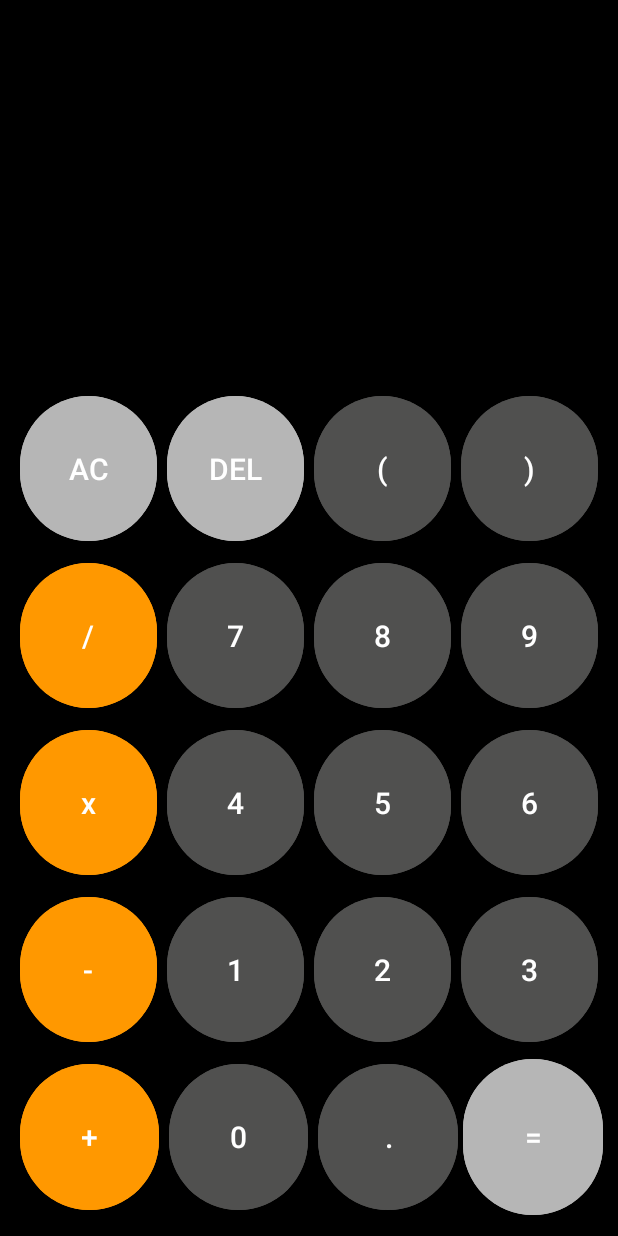
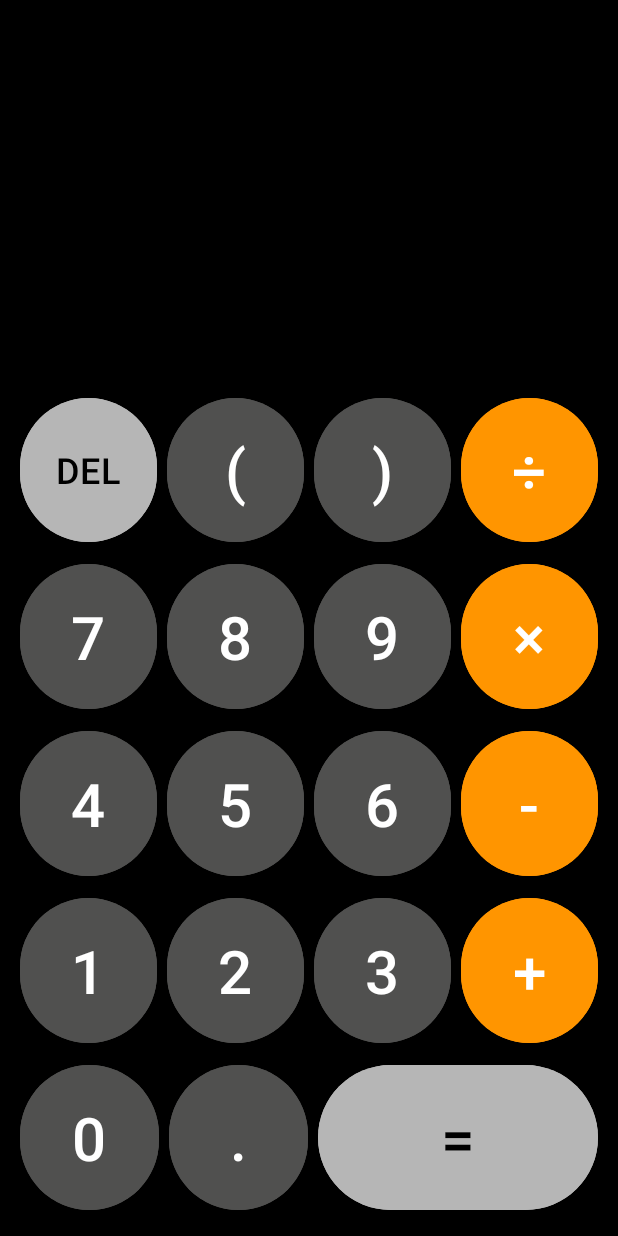
Before and after one commit to AdityaAparadh/MaterialCalc, an Android app: the screen it shows after launch (MainActivity), on a phone screen of 412 x 824 dp. Run offline under Robolectric (Android 15) with nearby library versions, the phone set to English and light mode, and no system bars.

```diff
--- a/app/build.gradle
+++ b/app/build.gradle
@@ -45,4 +45,5 @@ dependencies {
     testImplementation 'junit:junit:4.13.2'
     androidTestImplementation 'androidx.test.ext:junit:1.1.5'
     androidTestImplementation 'androidx.test.espresso:espresso-core:3.5.1'
+    implementation 'net.objecthunter:exp4j:0.4.8'
 }
--- a/app/src/main/res/layout/activity_main.xml
+++ b/app/src/main/res/layout/activity_main.xml
@@ -16,44 +16,36 @@
         <TextView
             android:id="@+id/tvExpression"
             android:layout_width="match_parent"
-            android:layout_height="102dp"
-            android:layout_weight="1"
+            android:layout_height="0dp"
+            android:layout_weight="0.9"
             android:maxLines="1"
             android:textColor="@color/text"
             android:background="@color/expression"
+            app:autoSizeTextType="uniform"
             android:text=""
-            android:textAlignment="viewEnd"
-            android:textSize="60dp" />
+            android:textSize="0sp"
+            android:textAlignment="viewEnd" />
 
 
         <TextView
             android:id="@+id/tvResult"
             android:layout_width="match_parent"
-            android:layout_height="wrap_content"
+            android:layout_height="0dp"
             android:layout_marginBottom="15dp"
-            android:layout_weight="1"
+            android:layout_weight="1.2"
             android:textColor="@color/text"
             android:background="@color/expression"
+            app:autoSizeTextType="uniform"
             android:maxLines="1"
             android:text=""
             android:textAlignment="viewEnd"
-            android:textSize="80dp" />
+            android:textSize="0sp" />
 
         <LinearLayout
             android:layout_width="match_parent"
-            android:layout_height="100dp"
+            android:layout_height="0dp"
             android:layout_weight="1"
             android:orientation="horizontal">
-
-            <Button
-                android:id="@+id/btnAC"
-                android:layout_width="wrap_content"
-                android:layout_height="match_parent"
-                android:layout_margin="3dp"
-                android:backgroundTint="@color/buttonFunc"
-                android:layout_weight="1"
-                android:text="AC"
-                android:textSize="20dp" />
 
             <Button
                 android:id="@+id/btnDEL"
@@ -62,8 +54,12 @@
                 android:layout_margin="3dp"
                 android:layout_weight="1"
                 android:backgroundTint="@color/buttonFunc"
+                android:textColor="@color/black"
                 android:text="DEL"
-                android:textSize="20dp" />
+                android:maxLines="1"
+                android:textSize="0sp"
+                app:autoSizeMaxTextSize="40sp"
+                app:autoSizeTextType="uniform"/>
 
             <Button
                 android:id="@+id/btnLeftBracket"
@@ -73,7 +69,9 @@
                 android:backgroundTint="@color/buttonNum"
                 android:layout_weight="1"
                 android:text="("
-                android:textSize="20dp" />
+                android:textSize="0sp"
+                app:autoSizeMaxTextSize="40sp"
+                app:autoSizeTextType="uniform"/>
 
             <Button
                 android:id="@+id/btnRightBracket"
@@ -83,15 +81,10 @@
                 android:backgroundTint="@color/buttonNum"
                 android:layout_weight="1"
                 android:text=")"
-                android:textSize="20dp" />
-        </LinearLayout>
+                android:textSize="0sp"
+                app:autoSizeMaxTextSize="40sp"
+                app:autoSizeTextType="uniform"/>
 
-        <LinearLayout
-            android:layout_width="match_parent"
-            android:layout_height="100dp"
-            android:layout_weight="1"
-            android:backgroundTint="#FFFFFF"
-            android:orientation="horizontal">
             <Button
                 android:id="@+id/btnDivide"
                 android:layout_width="wrap_content"
@@ -99,8 +92,18 @@
                 android:layout_margin="3dp"
                 android:backgroundTint="@color/buttonOp"
                 android:layout_weight="1"
-                android:text="/"
-                android:textSize="20dp" />
+                android:text="÷"
+                android:textSize="0sp"
+                app:autoSizeMaxTextSize="40sp"
+                app:autoSizeTextType="uniform"/>
+        </LinearLayout>
+
+        <LinearLayout
+            android:layout_width="match_parent"
+            android:layout_height="0dp"
+            android:layout_weight="1"
+            android:orientation="horizontal">
+
 
             <Button
                 android:id="@+id/btn7"
@@ -110,7 +113,9 @@
                 android:backgroundTint="@color/buttonNum"
                 android:layout_weight="1"
                 android:text="7"
-                android:textSize="20dp" />
+                android:textSize="0sp"
+                app:autoSizeMaxTextSize="40sp"
+                app:autoSizeTextType="uniform"/>
 
             <Button
                 android:id="@+id/btn8"
@@ -120,25 +125,21 @@
                 android:backgroundTint="@color/buttonNum"
                 android:layout_weight="1"
                 android:text="8"
-                android:textSize="20dp" />
+                android:textSize="0sp"
+                app:autoSizeMaxTextSize="40sp"
+                app:autoSizeTextType="uniform"/>
 
             <Button
                 android:id="@+id/btn9"
                 android:layout_width="wrap_content"
                 android:layout_height="match_parent"
                 android:layout_margin="3dp"
+                android:layout_weight="1"
                 android:backgroundTint="@color/buttonNum"
-                android:layout_weight="1"
                 android:text="9"
-                android:textSize="20dp" />
-        </LinearLayout>
-
-        <LinearLayout
-            android:layout_width="match_parent"
-            android:layout_height="100dp"
-            android:layout_weight="1"
-            android:orientation="horizontal">
-
+                android:textSize="0sp"
+                app:autoSizeMaxTextSize="40sp"
+                app:autoSizeTextType="uniform"/>
             <Button
                 android:id="@+id/btnMultiply"
                 android:layout_width="wrap_content"
@@ -146,8 +147,19 @@
                 android:layout_margin="3dp"
                 android:backgroundTint="@color/buttonOp"
                 android:layout_weight="1"
-                android:text="x"
-                android:textSize="20dp" />
+                android:text="×"
+                android:textSize="0sp"
+                app:autoSizeMaxTextSize="40sp"
+                app:autoSizeTextType="uniform"/>
+
+        </LinearLayout>
+
+        <LinearLayout
+            android:layout_width="match_parent"
+            android:layout_height="0dp"
+            android:layout_weight="1"
+            android:orientation="horizontal">
+
 
             <Button
                 android:id="@+id/btn4"
@@ -157,7 +169,9 @@
                 android:backgroundTint="@color/buttonNum"
                 android:layout_weight="1"
                 android:text="4"
-                android:textSize="20dp" />
+                android:textSize="0sp"
+                app:autoSizeMaxTextSize="40sp"
+                app:autoSizeTextType="uniform"/>
 
             <Button
                 android:id="@+id/btn5"
@@ -167,7 +181,9 @@
                 android:backgroundTint="@color/buttonNum"
                 android:layout_weight="1"
                 android:text="5"
-                android:textSize="20dp" />
+                android:textSize="0sp"
+                app:autoSizeMaxTextSize="40sp"
+                app:autoSizeTextType="uniform"/>
 
             <Button
                 android:id="@+id/btn6"
@@ -177,14 +193,9 @@
                 android:backgroundTint="@color/buttonNum"
                 android:layout_weight="1"
                 android:text="6"
-                android:textSize="20dp" />
-        </LinearLayout>
-
-        <LinearLayout
-            android:layout_width="match_parent"
-            android:layout_height="100dp"
-            android:layout_weight="1"
-            android:orientation="horizontal">
+                android:textSize="0sp"
+                app:autoSizeMaxTextSize="40sp"
+                app:autoSizeTextType="uniform"/>
 
             <Button
                 android:id="@+id/btnSubtract"
@@ -194,83 +205,111 @@
                 android:layout_margin="3dp"
                 android:layout_weight="1"
                 android:text="-"
-                android:textSize="20dp" />
+                android:textSize="0sp"
+                app:autoSizeMaxTextSize="40sp"
+                app:autoSizeTextType="uniform"/>
+        </LinearLayout>
+
+        <LinearLayout
+            android:layout_width="match_parent"
+            android:layout_height="0dp"
+            android:layout_weight="1"
+            android:orientation="horizontal">
 
             <Button
                 android:id="@+id/btn1"
-                android:layout_width="wrap_content"
+                android:layout_width="0dp"
                 android:layout_height="match_parent"
                 android:backgroundTint="@color/buttonNum"
                 android:layout_margin="3dp"
                 android:layout_weight="1"
                 android:text="1"
-                android:textSize="20dp" />
+                android:textSize="0sp"
+                app:autoSizeMaxTextSize="40sp"
+                app:autoSizeTextType="uniform"/>
 
             <Button
                 android:id="@+id/btn2"
-                android:layout_width="wrap_content"
+                android:layout_width="0dp"
+
                 android:layout_height="match_parent"
                 android:layout_margin="3dp"
                 android:backgroundTint="@color/buttonNum"
                 android:layout_weight="1"
                 android:text="2"
-                android:textSize="20dp" />
+                android:textSize="0sp"
+                app:autoSizeMaxTextSize="40sp"
+                app:autoSizeTextType="uniform"/>
 
             <Button
                 android:id="@+id/btn3"
-                android:layout_width="wrap_content"
+                android:layout_width="0dp"
                 android:layout_height="match_parent"
                 android:layout_margin="3dp"
                 android:backgroundTint="@color/buttonNum"
                 android:layout_weight="1"
-                android:text="3"
-                android:textSize="20dp" />
-        </LinearLayout>
-
-        <LinearLayout
-            android:layout_width="match_parent"
-            android:layout_height="100dp"
-            android:layout_weight="1"
-            android:orientation="horizontal">
+                android:text= "3"
+                app:autoSizeMaxTextSize="40sp"
+                android:textSize="0sp"
+                app:autoSizeTextType="uniform"/>
 
             <Button
                 android:id="@+id/btnAdd"
-                android:layout_width="wrap_content"
+                android:layout_width="0dp"
                 android:layout_height="match_parent"
                 android:layout_margin="3dp"
                 android:layout_weight="1"
                 android:backgroundTint="@color/buttonOp"
                 android:text="+"
-                android:textSize="20dp" />
+                app:autoSizeMaxTextSize="40sp"
+                android:textSize="0sp"
+                app:autoSizeTextType="uniform"/>
+
+        </LinearLayout>
+
+        <LinearLayout
+            android:layout_width="match_parent"
+            android:layout_height="0dp"
+            android:layout_weight="1"
+            android:orientation="horizontal">
 
             <Button
                 android:id="@+id/btn0"
-                android:layout_width="wrap_content"
+                android:layout_width="0dp"
                 android:layout_height="match_parent"
                 android:layout_margin="3dp"
                 android:layout_weight="1"
                 android:backgroundTint="@color/buttonNum"
                 android:text="0"
-                android:textSize="20dp" />
+                android:textSize="0sp"
+                app:autoSizeMaxTextSize="40sp"
+                app:autoSizeTextType="uniform"/>
 
             <Button
                 android:id="@+id/btnDot"
-                android:layout_width="wrap_content"
+                android:layout_width="0dp"
                 android:layout_height="match_parent"
                 android:layout_margin="3dp"
                 android:backgroundTint="@color/buttonNum"
                 android:layout_weight="1"
                 android:text="."
-                android:textSize="20dp" />
+                android:textSize="0sp"
+                app:autoSizeMaxTextSize="40sp"
+                app:autoSizeTextType="uniform"/>
 
             <Button
                 android:id="@+id/btnEqualTo"
-                android:layout_width="wrap_content"
+                android:layout_width="0dp"
                 android:layout_height="match_parent"
                 android:backgroundTint="@color/buttonFunc"
-                android:layout_weight="1"
+                android:layout_margin="3dp"
+                android:layout_weight="2"
                 android:text="="
-                android:textSize="20dp" />
+                android:textColor="@color/black"
+                android:textSize="0sp"
+                app:autoSizeMaxTextSize= "40sp"
+                app:autoSizeTextType="uniform"/>
+
         </LinearLayout>
 
     </LinearLayout>
--- a/app/src/main/res/values-night/themes.xml
+++ b/app/src/main/res/values-night/themes.xml
@@ -3,5 +3,6 @@
     <style name="Base.Theme.Calci" parent="Theme.Material3.DayNight.NoActionBar">
         <!-- Customize your dark theme here. -->
         <!-- <item name="colorPrimary">@color/my_dark_primary</item> -->
+        <item name="android:statusBarColor">@color/bg</item>
     </style>
 </resources>
--- a/app/src/main/res/values/colors.xml
+++ b/app/src/main/res/values/colors.xml
@@ -4,7 +4,8 @@
     <color name="expression">#000000</color>
     <color name="bg">#000000</color>
     <color name="buttonNum">#50504F</color>
-    <color name="buttonOp">#FF9800</color>
+    <color name="buttonOp">#FF9500</color>
     <color name="buttonFunc">#B6B6B6</color>
+    <color name="buttonPressed">#FF6F6F</color>
     <color name="text">#FFFFFF</color>
 </resources>
--- a/app/src/main/res/values/themes.xml
+++ b/app/src/main/res/values/themes.xml
@@ -3,6 +3,7 @@
     <style name="Base.Theme.Calci" parent="Theme.Material3.DayNight.NoActionBar">
         <!-- Customize your light theme here. -->
         <!-- <item name="colorPrimary">@color/my_light_primary</item> -->
+        <item name="android:statusBarColor">@color/bg</item>
     </style>
 
     <style name="Theme.Calci" parent="Base.Theme.Calci" />
```
Also changed, not shown: app/src/main/java/com/adi/calci/MainActivity.kt (+44 -84 lines), app/src/main/res/drawable/button_background.xml (added, +15 -0 lines), app/src/main/res/mipmap-mdpi/calculator.png (added).
